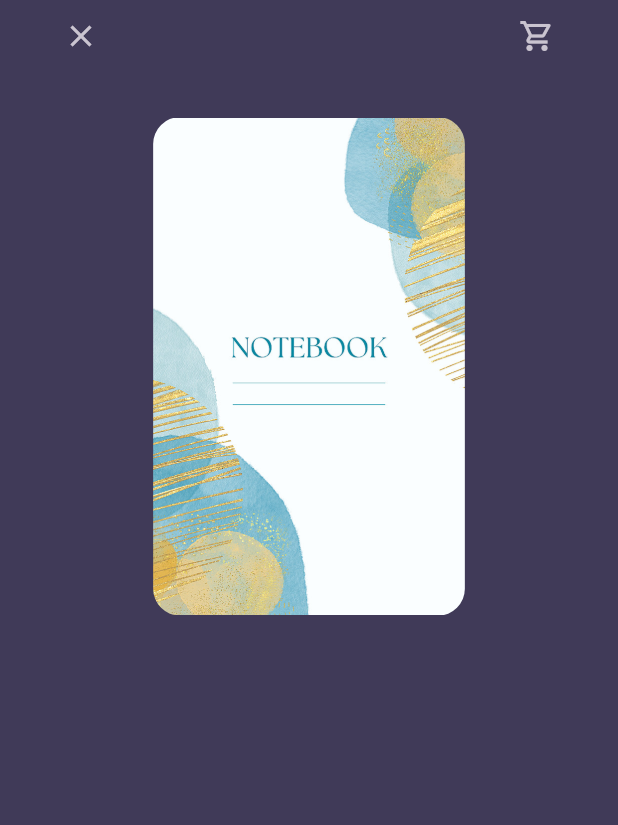
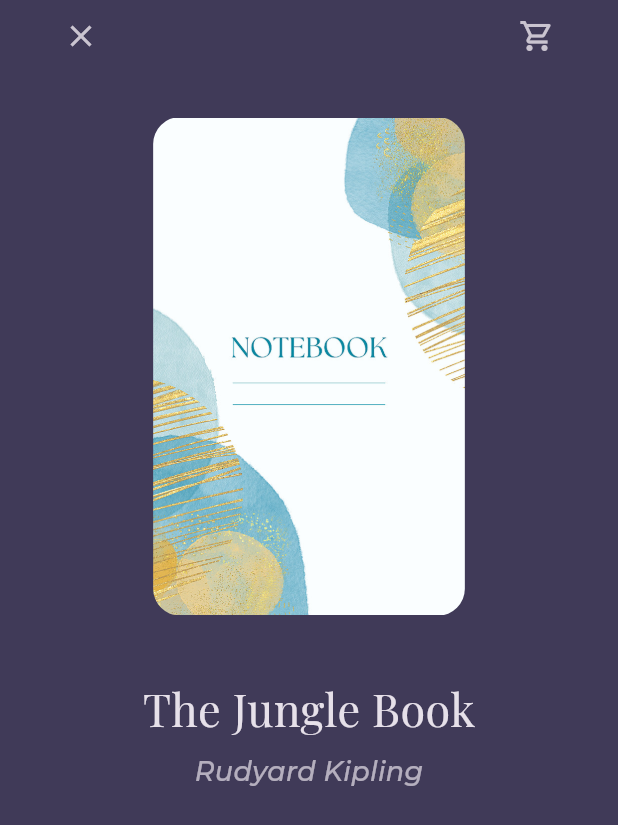
Before and after one commit to Omarsameh21/bookly, a Flutter app: the BookDetailsView screen opened by its route, on a phone screen of 412 x 824 dp. Shown: the top 825 px of the screen. Run offline on Flutter 3.47's test engine with Material 3 defaults, Android fonts, the phone set to English and light mode, and no system bars; our stand-ins replace font_awesome_flutter, go_router, google_fonts.

Commit message:
add title & auther name to details

```diff
--- a/lib/Features/splash/presentation/view/widgets/book_details_view_body.dart
+++ b/lib/Features/splash/presentation/view/widgets/book_details_view_body.dart
@@ -1,4 +1,5 @@
 import 'package:bookly/Features/splash/presentation/view/widgets/costum_book_image.dart';
+import 'package:bookly/core/utils/styles.dart';
 import 'package:flutter/material.dart';
 import 'costum_book_details_app_bar.dart';
 
@@ -20,6 +21,24 @@ class BookDetailsViewBody extends StatelessWidget {
             padding: EdgeInsets.symmetric(horizontal: width * 0.175),
             child: const CostumBookImage(),
           ),
+          const Padding(
+            padding: EdgeInsets.only(top: 40, bottom: 8),
+            child: Text(
+              'The Jungle Book',
+              style: Styles.textStyle30,
+            ),
+          ),
+          Opacity(
+            opacity: 0.7,
+            child: Text(
+              'Rudyard Kipling',
+              style: Styles.textStyle18.copyWith(
+                // color: Colors.grey,
+                fontWeight: FontWeight.w500,
+                fontStyle: FontStyle.italic,
+              ),
+            ),
+          ),
         ],
       ),
     );
```
